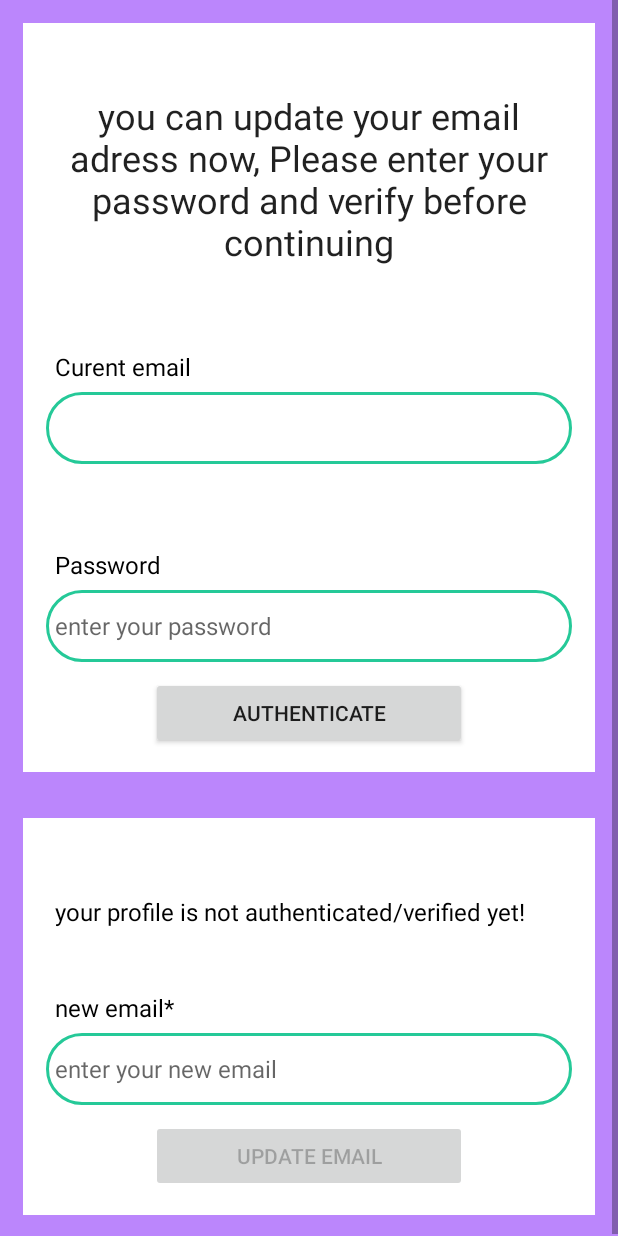
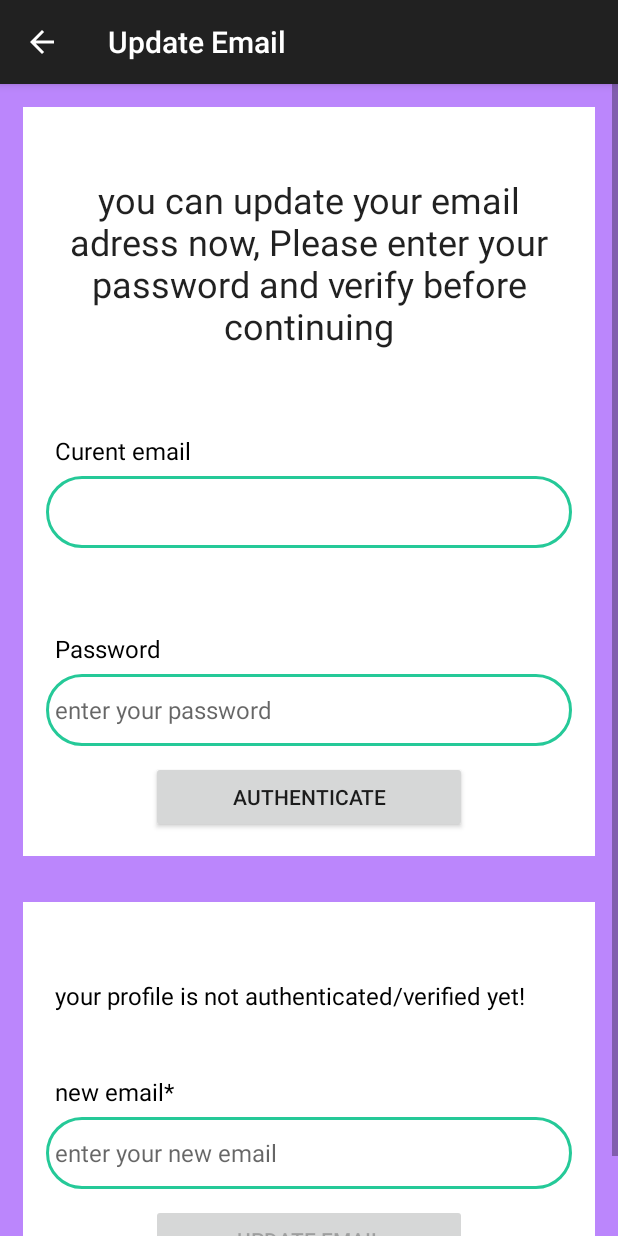
Before and after one commit to khadijaMadane/nutfit, an Android app: the changeEmail screen opened directly, with no data from a screen before it, on a phone screen of 412 x 824 dp. Run offline under Robolectric (Android 15) with nearby library versions, the phone set to English and light mode, and no system bars; our stand-ins replace Firebase (no records; nobody signed in at launch, a user with empty details on screens opened directly).

Commit message:
correction3

```diff
--- a/app/src/main/AndroidManifest.xml
+++ b/app/src/main/AndroidManifest.xml
@@ -13,9 +13,11 @@
         tools:targetApi="31">
         <activity
             android:name=".changePasswrord"
+            android:theme="@style/AppTheme"
             android:exported="false" />
         <activity
             android:name=".changeEmail"
+            android:theme="@style/AppTheme"
             android:exported="false" />
         <activity
             android:name=".menuuPage"
--- a/app/src/main/java/com/example/nutfit/IngregientsName.kt
+++ b/app/src/main/java/com/example/nutfit/IngregientsName.kt
@@ -28,7 +28,7 @@ class IngregientsName : AppCompatActivity() {
     val ingredientNames = ArrayList<String>()
     val ingredientPrix = ArrayList<String>()
 
-
+//
     override fun onCreate(savedInstanceState: Bundle?) {
         super.onCreate(savedInstanceState)
         setContentView(R.layout.activity_ingregients_name)
--- a/app/src/main/java/com/example/nutfit/NutrientsName.kt
+++ b/app/src/main/java/com/example/nutfit/NutrientsName.kt
@@ -36,7 +36,7 @@ class NutrientsName : AppCompatActivity() {
     override fun onCreate(savedInstanceState: Bundle?) {
         super.onCreate(savedInstanceState)
         setContentView(R.layout.activity_nutrients_name)
-
+//
 
         val ingredientCount = intent.getIntExtra("ingredientCount", 0)
         val ingredientCountDelete = intent.getIntExtra("ingredientCountDelete",0)
--- a/app/src/main/java/com/example/nutfit/changeEmail.java
+++ b/app/src/main/java/com/example/nutfit/changeEmail.java
@@ -39,6 +39,7 @@ public class changeEmail extends AppCompatActivity {
     protected void onCreate(Bundle savedInstanceState) {
         super.onCreate(savedInstanceState);
         setContentView(R.layout.activity_change_email);
+        getSupportActionBar().setDisplayHomeAsUpEnabled(true);
         getSupportActionBar().setTitle("Update Email");
         progressBar= findViewById(R.id.progressBar);
         editTextPwd= findViewById(R.id.editext_update_email_verify_password);
--- a/app/src/main/java/com/example/nutfit/changePasswrord.java
+++ b/app/src/main/java/com/example/nutfit/changePasswrord.java
@@ -35,6 +35,7 @@ public class changePasswrord extends AppCompatActivity {
     protected void onCreate(Bundle savedInstanceState) {
         super.onCreate(savedInstanceState);
         setContentView(R.layout.activity_change_passwrord);
+        getSupportActionBar().setDisplayHomeAsUpEnabled(true);
         getSupportActionBar().setTitle("Update password");
         progressBar1= findViewById(R.id.progressBarr);
         editTextPwdCurr= findViewById(R.id.editext_change_psw_curr);
--- a/app/src/main/java/com/example/nutfit/menuuPage.kt
+++ b/app/src/main/java/com/example/nutfit/menuuPage.kt
@@ -14,7 +14,7 @@ class menuuPage : AppCompatActivity() {
     override fun onCreate(savedInstanceState: Bundle?) {
         super.onCreate(savedInstanceState)
         setContentView(R.layout.activity_menuu_page)
-
+//
 
         val drawerLayout: DrawerLayout= findViewById(R.id.drawerLayout)
         val navView: NavigationView=findViewById(R.id.nav_view)
--- a/app/src/main/java/com/example/nutfit/nutValues.kt
+++ b/app/src/main/java/com/example/nutfit/nutValues.kt
@@ -50,7 +50,7 @@ class nutValues : AppCompatActivity() {
 
         }
 
-
+//
 
         val nutrientCount = intent.getIntExtra("nutrientCount", 0)
         val nutrientCountDelete = intent.getIntExtra("nutrientCountDelete",0)
--- /dev/null
+++ b/app/src/main/res/values/styles.xml
@@ -0,0 +1,5 @@
+<resources>
+    <style name="AppTheme" parent="Theme.AppCompat.Light.DarkActionBar">
+        <!-- Autres attributs du thème -->
+    </style>
+</resources>
```
